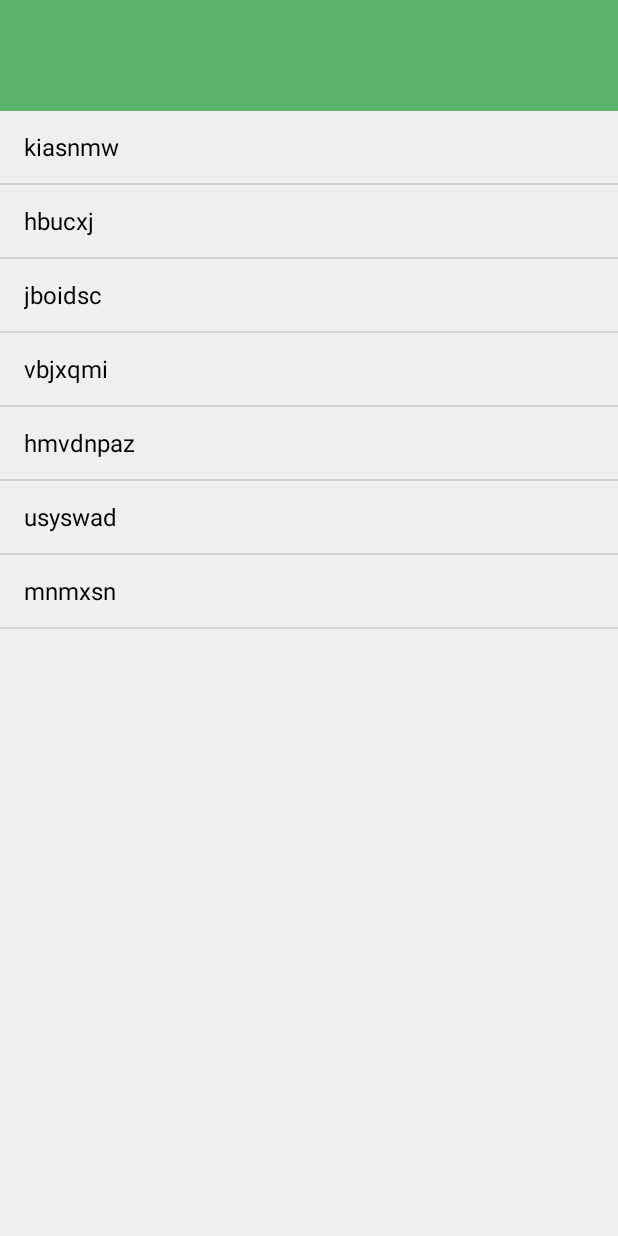
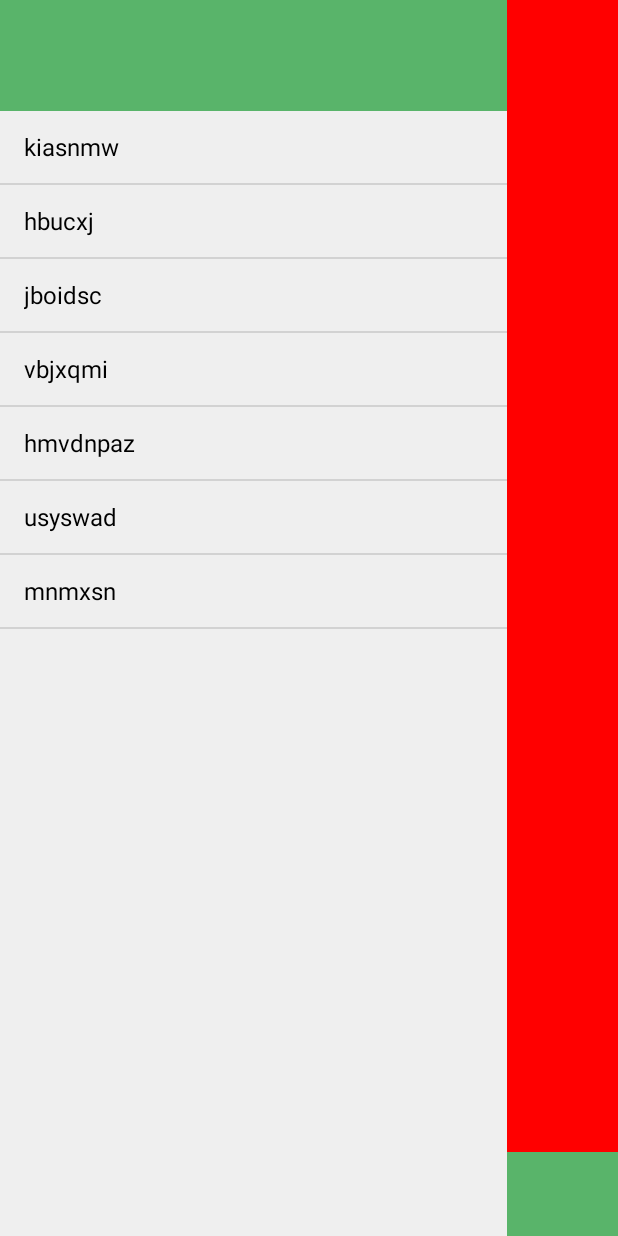
Before and after one commit to itmplog/uidemo2, an Android app: the screen it shows after launch (MainActivity), on a phone screen of 412 x 824 dp. Run offline under Robolectric (Android 15) with nearby library versions, the phone set to English and light mode, and no system bars; libraries missing offline, so code that uses them is left out: com.squareup.leakcanary; 2 statements that could not run were skipped.

Commit message:
keep space same

```diff
--- a/app/src/main/res/layout/activity_main.xml
+++ b/app/src/main/res/layout/activity_main.xml
@@ -8,8 +8,9 @@
     <!-- android:clipToPadding="true"
     android:fitsSystemWindows="true" -->
     <LinearLayout
-        android:layout_width="280dp"
+        android:layout_width="match_parent"
         android:layout_height="match_parent"
+        android:layout_marginRight="74dp"
         android:orientation="vertical">
 
         <View
```
